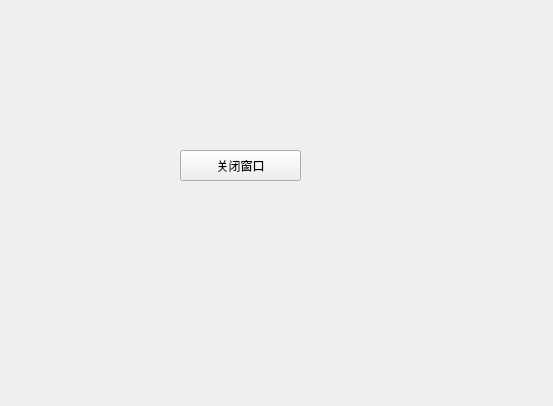
Qt form Chapter03/MainWinSignalSlog01.ui (cxinping/PyQt5) before a commit.
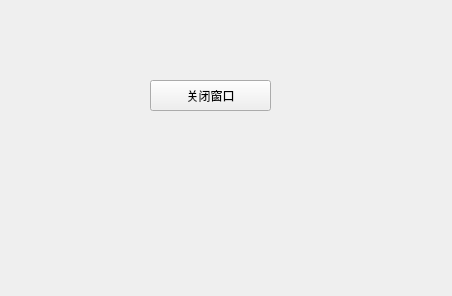
The same form after that commit.

Commit message: 信号和槽例子

What changed in the file:
```diff
--- a/Chapter03/MainWinSignalSlog01.ui
+++ b/Chapter03/MainWinSignalSlog01.ui
@@ -6,8 +6,8 @@
    <rect>
     <x>0</x>
     <y>0</y>
-    <width>553</width>
-    <height>406</height>
+    <width>452</width>
+    <height>296</height>
    </rect>
   </property>
   <property name="windowTitle">
@@ -16,8 +16,8 @@
   <widget class="QPushButton" name="closeWinBtn">
    <property name="geometry">
     <rect>
-     <x>180</x>
-     <y>150</y>
+     <x>150</x>
+     <y>80</y>
      <width>121</width>
      <height>31</height>
     </rect>
```
Left out of the diff: 8 changed lines with no effect on the pictures. The commit also changes 1 other file.
